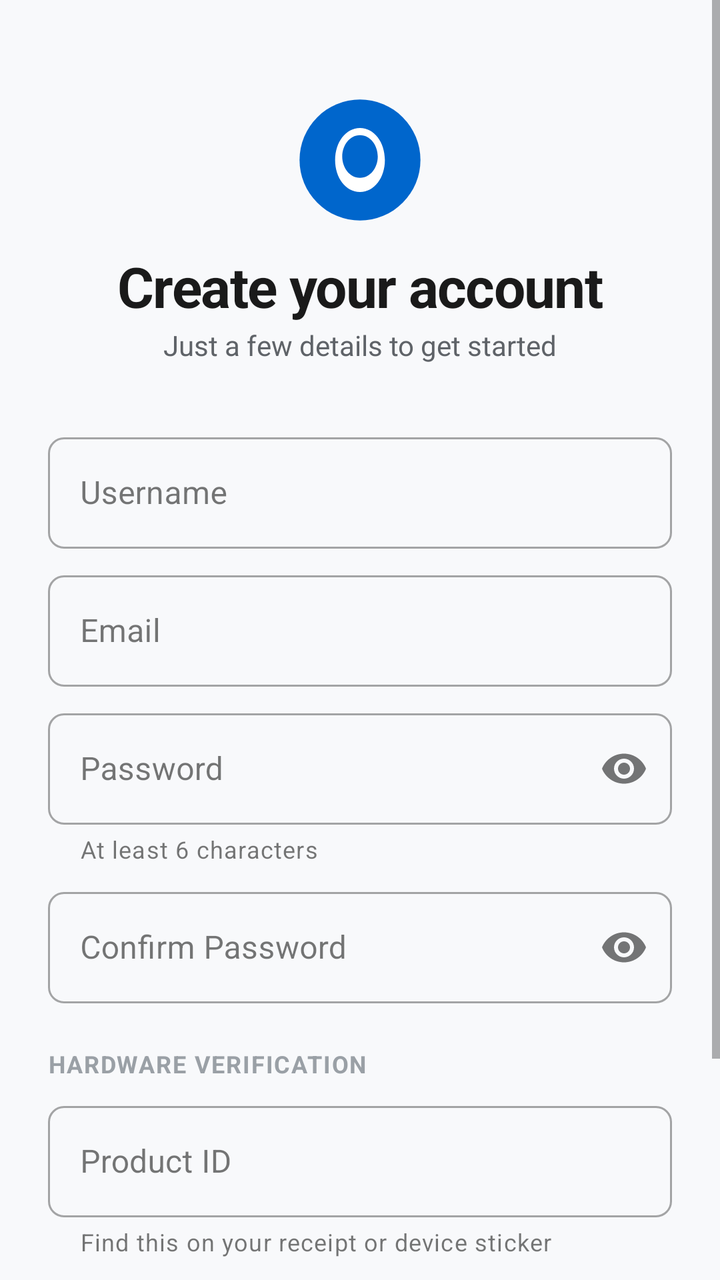
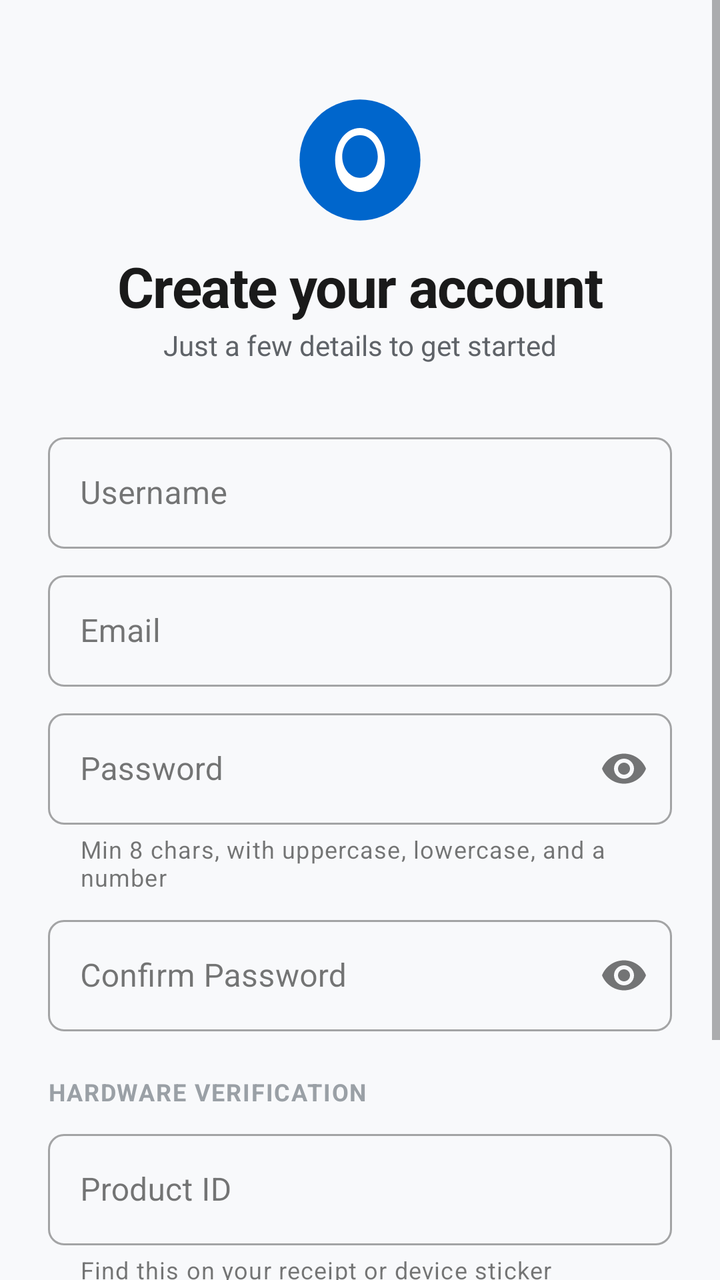

Screens rendered from an Android XML layout before and after an edit, with the pre-edit source and the edit as a unified diff.
<!-- AndroidManifest.xml: application theme Theme.CraySafe -->
<!-- res/layout/activity_register.xml -->
<?xml version="1.0" encoding="utf-8"?>
<ScrollView xmlns:android="http://schemas.android.com/apk/res/android"
    xmlns:app="http://schemas.android.com/apk/res-auto"
    android:layout_width="match_parent"
    android:layout_height="match_parent"
    android:fillViewport="true"
    android:background="@color/background">

    <androidx.constraintlayout.widget.ConstraintLayout
        android:layout_width="match_parent"
        android:layout_height="wrap_content"
        android:padding="@dimen/space_lg">

        
        <ImageView
            android:id="@+id/ivLogo"
            android:layout_width="64dp"
            android:layout_height="64dp"
            android:src="@drawable/ic_craysafe_logo"
            android:contentDescription="@string/app_name"
            app:layout_constraintTop_toTopOf="parent"
            app:layout_constraintStart_toStartOf="parent"
            app:layout_constraintEnd_toEndOf="parent"
            android:layout_marginTop="@dimen/space_lg" />

        
        <TextView
            android:id="@+id/tvWelcome"
            style="@style/Text.H1"
            android:layout_width="wrap_content"
            android:layout_height="wrap_content"
            android:text="Create your account"
            android:layout_marginTop="@dimen/space_md"
            app:layout_constraintTop_toBottomOf="@id/ivLogo"
            app:layout_constraintStart_toStartOf="parent"
            app:layout_constraintEnd_toEndOf="parent" />

        <TextView
            android:id="@+id/tvSubtitle"
            style="@style/Text.BodyMuted"
            android:layout_width="wrap_content"
            android:layout_height="wrap_content"
            android:text="Just a few details to get started"
            android:layout_marginTop="@dimen/space_xs"
            app:layout_constraintTop_toBottomOf="@id/tvWelcome"
            app:layout_constraintStart_toStartOf="parent"
            app:layout_constraintEnd_toEndOf="parent" />

        
        <com.google.android.material.textfield.TextInputLayout
            android:id="@+id/tilUsername"
            style="@style/TextInput.Base"
            android:layout_width="0dp"
            android:layout_height="wrap_content"
            android:hint="Username"
            android:layout_marginTop="@dimen/space_xl"
            app:layout_constraintTop_toBottomOf="@id/tvSubtitle"
            app:layout_constraintStart_toStartOf="parent"
            app:layout_constraintEnd_toEndOf="parent">

            <com.google.android.material.textfield.TextInputEditText
                android:id="@+id/etUsername"
                android:layout_width="match_parent"
                android:layout_height="wrap_content"
                android:inputType="textPersonName"
                android:textColor="@color/text_primary"
                android:maxLines="1" />
        </com.google.android.material.textfield.TextInputLayout>

        
        <com.google.android.material.textfield.TextInputLayout
            android:id="@+id/tilEmail"
            style="@style/TextInput.Base"
            android:layout_width="0dp"
            android:layout_height="wrap_content"
            android:hint="Email"
            android:layout_marginTop="@dimen/space_sm"
            app:layout_constraintTop_toBottomOf="@id/tilUsername"
            app:layout_constraintStart_toStartOf="parent"
            app:layout_constraintEnd_toEndOf="parent">

            <com.google.android.material.textfield.TextInputEditText
                android:id="@+id/etEmail"
                android:layout_width="match_parent"
                android:layout_height="wrap_content"
                android:inputType="textEmailAddress"
                android:textColor="@color/text_primary"
                android:maxLines="1" />
        </com.google.android.material.textfield.TextInputLayout>

        
        <com.google.android.material.textfield.TextInputLayout
            android:id="@+id/tilPassword"
            style="@style/TextInput.Base"
            android:layout_width="0dp"
            android:layout_height="wrap_content"
            android:hint="Password"
            app:endIconMode="password_toggle"
            app:helperText="At least 6 characters"
            android:layout_marginTop="@dimen/space_sm"
            app:layout_constraintTop_toBottomOf="@id/tilEmail"
            app:layout_constraintStart_toStartOf="parent"
            app:layout_constraintEnd_toEndOf="parent">

            <com.google.android.material.textfield.TextInputEditText
                android:id="@+id/etPassword"
                android:layout_width="match_parent"
                android:layout_height="wrap_content"
                android:inputType="textPassword"
                android:textColor="@color/text_primary"
                android:maxLines="1" />
        </com.google.android.material.textfield.TextInputLayout>

        
        <com.google.android.material.textfield.TextInputLayout
            android:id="@+id/tilConfirmPassword"
            style="@style/TextInput.Base"
            android:layout_width="0dp"
            android:layout_height="wrap_content"
            android:hint="Confirm Password"
            app:endIconMode="password_toggle"
            android:layout_marginTop="@dimen/space_sm"
            app:layout_constraintTop_toBottomOf="@id/tilPassword"
            app:layout_constraintStart_toStartOf="parent"
            app:layout_constraintEnd_toEndOf="parent">

            <com.google.android.material.textfield.TextInputEditText
                android:id="@+id/etConfirmPassword"
                android:layout_width="match_parent"
                android:layout_height="wrap_content"
                android:inputType="textPassword"
                android:textColor="@color/text_primary"
                android:maxLines="1" />
        </com.google.android.material.textfield.TextInputLayout>

        
        <TextView
            android:id="@+id/tvProductLabel"
            style="@style/Text.Label"
            android:layout_width="wrap_content"
            android:layout_height="wrap_content"
            android:text="HARDWARE VERIFICATION"
            android:textColor="@color/text_tertiary"
            android:layout_marginTop="@dimen/space_lg"
            app:layout_constraintTop_toBottomOf="@id/tilConfirmPassword"
            app:layout_constraintStart_toStartOf="parent" />

        
        <com.google.android.material.textfield.TextInputLayout
            android:id="@+id/tilProductId"
            style="@style/TextInput.Base"
            android:layout_width="0dp"
            android:layout_height="wrap_content"
            android:hint="Product ID"
            app:helperText="Find this on your receipt or device sticker"
            android:layout_marginTop="@dimen/space_sm"
            app:layout_constraintTop_toBottomOf="@id/tvProductLabel"
            app:layout_constraintStart_toStartOf="parent"
            app:layout_constraintEnd_toEndOf="parent">

            <com.google.android.material.textfield.TextInputEditText
                android:id="@+id/etProductId"
                android:layout_width="match_parent"
                android:layout_height="wrap_content"
                android:inputType="textVisiblePassword"
                android:textColor="@color/text_primary"
                android:maxLines="1" />
        </com.google.android.material.textfield.TextInputLayout>

        
        <Button
            android:id="@+id/btnRegister"
            style="@style/Button.Primary"
            android:layout_width="0dp"
            android:layout_height="wrap_content"
            android:text="Create Account"
            android:layout_marginTop="@dimen/space_lg"
            app:layout_constraintTop_toBottomOf="@id/tilProductId"
            app:layout_constraintStart_toStartOf="parent"
            app:layout_constraintEnd_toEndOf="parent" />

        
        <ProgressBar
            android:id="@+id/progressBar"
            android:layout_width="24dp"
            android:layout_height="24dp"
            android:visibility="gone"
            android:layout_marginTop="@dimen/space_md"
            app:layout_constraintTop_toBottomOf="@id/btnRegister"
            app:layout_constraintStart_toStartOf="parent"
            app:layout_constraintEnd_toEndOf="parent" />

        
        <TextView
            android:id="@+id/tvLogin"
            style="@style/Text.Body"
            android:layout_width="wrap_content"
            android:layout_height="wrap_content"
            android:text="Already have an account? Sign in"
            android:textColor="@color/primary"
            android:padding="@dimen/space_sm"
            android:layout_marginTop="@dimen/space_md"
            app:layout_constraintTop_toBottomOf="@id/progressBar"
            app:layout_constraintStart_toStartOf="parent"
            app:layout_constraintEnd_toEndOf="parent"
            app:layout_constraintBottom_toBottomOf="parent" />

    </androidx.constraintlayout.widget.ConstraintLayout>
</ScrollView>
<!-- resources referenced by this layout -->
<resources>
  <color name="background">#F8F9FB</color>
  <color name="primary">#0066CC</color>
  <color name="text_primary">#1A1A1A</color>
  <color name="text_tertiary">#9AA0A6</color>
  <dimen name="space_lg">24dp</dimen>
  <dimen name="space_md">16dp</dimen>
  <dimen name="space_sm">8dp</dimen>
  <dimen name="space_xl">32dp</dimen>
  <dimen name="space_xs">4dp</dimen>
  <!-- drawable ic_craysafe_logo (drawable) -->
  <vector xmlns:android="http://schemas.android.com/apk/res/android"
      android:width="72dp"
      android:height="72dp"
      android:viewportWidth="72"
      android:viewportHeight="72">
  
      
      <path
          android:fillColor="@color/primary"
          android:pathData="M36,36m-34,0a34,34 0,1 1,68 0a34,34 0,1 1,-68 0" />
  
      
      <path
          android:fillColor="@color/white"
          android:pathData="M36,18c-8,0 -14,8 -14,18c0,10 6,18 14,18c8,0 14,-8 14,-18C50,26 44,18 36,18zM36,46c-6,0 -10,-6 -10,-12c0,-6 4,-12 10,-12c6,0 10,6 10,12C46,40 42,46 36,46z" />
  </vector>
  <string name="app_name">CraySafe</string>
  <style name="Button.Primary" parent="Widget.MaterialComponents.Button">
          <item name="android:textSize">15sp</item>
          <item name="android:textAllCaps">false</item>
          <item name="android:letterSpacing">0.01</item>
          <item name="android:paddingTop">14dp</item>
          <item name="android:paddingBottom">14dp</item>
          <item name="cornerRadius">@dimen/radius_sm</item>
          <item name="backgroundTint">@color/primary</item>
          <item name="android:textColor">@color/white</item>
      </style>
  <style name="Text.Body">
          <item name="android:textSize">14sp</item>
      </style>
  <style name="Text.BodyMuted">
          <item name="android:textSize">14sp</item>
          <item name="android:textColor">@color/text_secondary</item>
      </style>
  <style name="Text.H1">
          <item name="android:textSize">28sp</item>
          <item name="android:textStyle">bold</item>
          <item name="android:letterSpacing">-0.02</item>
      </style>
  <style name="Text.Label">
          <item name="android:textSize">12sp</item>
          <item name="android:textStyle">bold</item>
          <item name="android:textAllCaps">true</item>
          <item name="android:letterSpacing">0.05</item>
      </style>
  <style name="TextInput.Base" parent="Widget.MaterialComponents.TextInputLayout.OutlinedBox">
          <item name="boxCornerRadiusTopStart">@dimen/radius_sm</item>
          <item name="boxCornerRadiusTopEnd">@dimen/radius_sm</item>
          <item name="boxCornerRadiusBottomStart">@dimen/radius_sm</item>
          <item name="boxCornerRadiusBottomEnd">@dimen/radius_sm</item>
      </style>
  <style name="Theme.CraySafe" parent="Theme.MaterialComponents.Light.NoActionBar">
          <item name="colorPrimary">@color/primary</item>
          <item name="colorPrimaryVariant">@color/primary_dark</item>
          <item name="colorOnPrimary">@color/white</item>
  
          <item name="colorSecondary">@color/secondary</item>
          <item name="colorSecondaryVariant">@color/secondary_dark</item>
          <item name="colorOnSecondary">@color/white</item>
  
          <item name="android:colorBackground">@color/background</item>
          <item name="colorSurface">@color/surface</item>
          <item name="colorOnSurface">@color/text_primary</item>
          <item name="colorError">@color/critical</item>
  
          <item name="android:statusBarColor">@color/primary_dark</item>
          <item name="android:windowLightStatusBar">false</item>
  
          <item name="android:navigationBarColor">@color/surface</item>
      </style>
  <color name="white">#FFFFFFFF</color>
  <dimen name="radius_sm">8dp</dimen>
  <color name="text_secondary">#5F6368</color>
  <color name="primary_dark">#004C99</color>
  <color name="secondary">#00B8A0</color>
  <color name="secondary_dark">#008A78</color>
  <color name="surface">#FFFFFF</color>
  <color name="critical">#D32F2F</color>
</resources>

<!-- the commit's change to res/layout/activity_register.xml (unified diff, before → after) -->
@@ -96,7 +96,7 @@
             android:layout_height="wrap_content"
             android:hint="Password"
             app:endIconMode="password_toggle"
-            app:helperText="At least 6 characters"
+            app:helperText="Min 8 chars, with uppercase, lowercase, and a number"
             android:layout_marginTop="@dimen/space_sm"
             app:layout_constraintTop_toBottomOf="@id/tilEmail"
             app:layout_constraintStart_toStartOf="parent"
